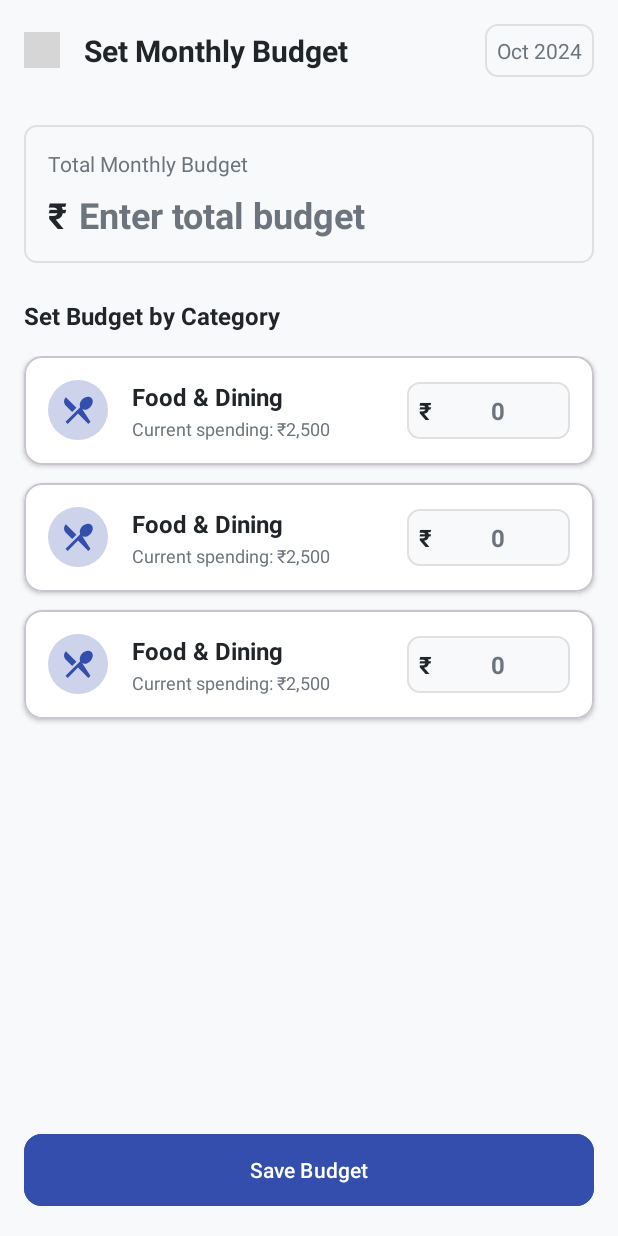
After one commit to Koshpal/Koshpal-Mobile-Android, an Android app: the layout fragment_set_monthly_budget.xml on its own in the app's theme, with its tools: preview values and no code run, on a phone screen of 412 x 824 dp. The commit adds this screen. Run offline under Robolectric (Android 15) with nearby library versions, the light colour scheme and no system bars; grey boxes are pictures that could not be loaded.

Commit message:
Monthly Budget Done

```diff
--- /dev/null
+++ b/app/src/main/res/drawable/bg_rounded_light.xml
@@ -0,0 +1,7 @@
+<?xml version="1.0" encoding="utf-8"?>
+<shape xmlns:android="http://schemas.android.com/apk/res/android"
+    android:shape="rectangle">
+    <solid android:color="@color/background_light" />
+    <corners android:radius="8dp" />
+    <stroke android:width="1dp" android:color="@color/divider" />
+</shape>
--- /dev/null
+++ b/app/src/main/res/layout/fragment_set_monthly_budget.xml
@@ -0,0 +1,149 @@
+<?xml version="1.0" encoding="utf-8"?>
+<androidx.constraintlayout.widget.ConstraintLayout xmlns:android="http://schemas.android.com/apk/res/android"
+    xmlns:app="http://schemas.android.com/apk/res-auto"
+    xmlns:tools="http://schemas.android.com/tools"
+    android:layout_width="match_parent"
+    android:layout_height="match_parent"
+    android:background="@color/background_light"
+    tools:context=".ui.categories.SetMonthlyBudgetFragment">
+
+    <!-- Header -->
+    <LinearLayout
+        android:id="@+id/layoutHeader"
+        android:layout_width="0dp"
+        android:layout_height="wrap_content"
+        android:orientation="horizontal"
+        android:padding="16dp"
+        android:gravity="center_vertical"
+        app:layout_constraintTop_toTopOf="parent"
+        app:layout_constraintStart_toStartOf="parent"
+        app:layout_constraintEnd_toEndOf="parent">
+
+        <ImageView
+            android:id="@+id/btnBack"
+            android:layout_width="24dp"
+            android:layout_height="24dp"
+            android:src="@drawable/ic_arrow_back"
+            android:background="?attr/selectableItemBackgroundBorderless"
+            android:padding="4dp"
+            android:layout_marginEnd="16dp" />
+
+        <TextView
+            android:layout_width="0dp"
+            android:layout_height="wrap_content"
+            android:layout_weight="1"
+            android:text="Set Monthly Budget"
+            android:textColor="@color/text_primary"
+            android:textSize="20sp"
+            android:textStyle="bold" />
+
+        <TextView
+            android:id="@+id/tvMonth"
+            android:layout_width="wrap_content"
+            android:layout_height="wrap_content"
+            android:text="Oct 2024"
+            android:textColor="@color/text_secondary"
+            android:textSize="14sp"
+            android:background="@drawable/bg_rounded_light"
+            android:padding="8dp" />
+
+    </LinearLayout>
+
+    <!-- Total Budget Section -->
+    <LinearLayout
+        android:id="@+id/layoutTotalBudget"
+        android:layout_width="0dp"
+        android:layout_height="wrap_content"
+        android:orientation="vertical"
+        android:background="@drawable/bg_rounded_light"
+        android:padding="16dp"
+        android:layout_marginHorizontal="16dp"
+        android:layout_marginTop="16dp"
+        app:layout_constraintTop_toBottomOf="@id/layoutHeader"
+        app:layout_constraintStart_toStartOf="parent"
+        app:layout_constraintEnd_toEndOf="parent">
+
+        <TextView
+            android:layout_width="wrap_content"
+            android:layout_height="wrap_content"
+            android:text="Total Monthly Budget"
+            android:textColor="@color/text_secondary"
+            android:textSize="14sp"
+            android:layout_marginBottom="8dp" />
+
+        <LinearLayout
+            android:layout_width="match_parent"
+            android:layout_height="wrap_content"
+            android:orientation="horizontal"
+            android:gravity="center_vertical">
+
+            <TextView
+                android:layout_width="wrap_content"
+                android:layout_height="wrap_content"
+                android:text="₹"
+                android:textColor="@color/text_primary"
+                android:textSize="24sp"
+                android:textStyle="bold" />
+
+            <EditText
+                android:id="@+id/etTotalBudget"
+                android:layout_width="0dp"
+                android:layout_height="wrap_content"
+                android:layout_weight="1"
+                android:background="@android:color/transparent"
+                android:hint="Enter total budget"
+                android:inputType="numberDecimal"
+                android:textColor="@color/text_primary"
+                android:textColorHint="@color/text_secondary"
+                android:textSize="24sp"
+                android:textStyle="bold"
+                android:layout_marginStart="8dp" />
+
+        </LinearLayout>
+
+    </LinearLayout>
+
+    <!-- Categories Section -->
+    <TextView
+        android:id="@+id/tvCategoriesTitle"
+        android:layout_width="wrap_content"
+        android:layout_height="wrap_content"
+        android:text="Set Budget by Category"
+        android:textColor="@color/text_primary"
+        android:textSize="16sp"
+        android:textStyle="bold"
+        android:layout_marginStart="16dp"
+        android:layout_marginTop="24dp"
+        app:layout_constraintTop_toBottomOf="@id/layoutTotalBudget"
+        app:layout_constraintStart_toStartOf="parent" />
+
+    <!-- Categories RecyclerView -->
+    <androidx.recyclerview.widget.RecyclerView
+        android:id="@+id/rvCategories"
+        android:layout_width="0dp"
+        android:layout_height="0dp"
+        android:layout_marginTop="16dp"
+        android:clipToPadding="false"
+        android:paddingBottom="100dp"
+        app:layout_constraintTop_toBottomOf="@id/tvCategoriesTitle"
+        app:layout_constraintBottom_toBottomOf="parent"
+        app:layout_constraintStart_toStartOf="parent"
+        app:layout_constraintEnd_toEndOf="parent"
+        tools:listitem="@layout/item_set_budget_category" />
+
+    <!-- Save Button -->
+    <com.google.android.material.button.MaterialButton
+        android:id="@+id/btnSave"
+        android:layout_width="0dp"
+        android:layout_height="56dp"
+        android:text="Save Budget"
+        android:textColor="@color/white"
+        android:backgroundTint="@color/primary"
+        app:cornerRadius="12dp"
+        android:layout_marginHorizontal="16dp"
+        android:layout_marginBottom="16dp"
+        app:layout_constraintBottom_toBottomOf="parent"
+        app:layout_constraintStart_toStartOf="parent"
+        app:layout_constraintEnd_toEndOf="parent" />
+
+</androidx.constraintlayout.widget.ConstraintLayout>
--- /dev/null
+++ b/app/src/main/res/layout/item_set_budget_category.xml
@@ -0,0 +1,93 @@
+<?xml version="1.0" encoding="utf-8"?>
+<com.google.android.material.card.MaterialCardView xmlns:android="http://schemas.android.com/apk/res/android"
+    xmlns:app="http://schemas.android.com/apk/res-auto"
+    xmlns:tools="http://schemas.android.com/tools"
+    android:layout_width="match_parent"
+    android:layout_height="wrap_content"
+    android:layout_marginHorizontal="16dp"
+    android:layout_marginBottom="12dp"
+    app:cardCornerRadius="12dp"
+    app:cardElevation="2dp"
+    app:cardBackgroundColor="@color/card_background">
+
+    <LinearLayout
+        android:layout_width="match_parent"
+        android:layout_height="wrap_content"
+        android:orientation="horizontal"
+        android:padding="16dp"
+        android:gravity="center_vertical">
+
+        <!-- Category Icon -->
+        <ImageView
+            android:id="@+id/ivCategoryIcon"
+            android:layout_width="40dp"
+            android:layout_height="40dp"
+            android:padding="8dp"
+            android:background="@drawable/bg_circle_primary_light"
+            android:src="@drawable/ic_menu_eat"
+            app:tint="@color/primary" />
+
+        <!-- Category Info -->
+        <LinearLayout
+            android:layout_width="0dp"
+            android:layout_height="wrap_content"
+            android:layout_weight="1"
+            android:layout_marginStart="16dp"
+            android:orientation="vertical">
+
+            <TextView
+                android:id="@+id/tvCategoryName"
+                android:layout_width="wrap_content"
+                android:layout_height="wrap_content"
+                android:text="Food &amp; Dining"
+                android:textSize="16sp"
+                android:textStyle="bold"
+                android:textColor="@color/text_primary" />
+
+            <TextView
+                android:id="@+id/tvCurrentSpending"
+                android:layout_width="wrap_content"
+                android:layout_height="wrap_content"
+                android:text="Current spending: ₹2,500"
+                android:textSize="12sp"
+                android:textColor="@color/text_secondary"
+                android:layout_marginTop="2dp" />
+
+        </LinearLayout>
+
+        <!-- Budget Input -->
+        <LinearLayout
+            android:layout_width="wrap_content"
+            android:layout_height="wrap_content"
+            android:orientation="horizontal"
+            android:gravity="center_vertical"
+            android:background="@drawable/bg_rounded_light"
+            android:padding="8dp">
+
+            <TextView
+                android:layout_width="wrap_content"
+                android:layout_height="wrap_content"
+                android:text="₹"
+                android:textColor="@color/text_primary"
+                android:textSize="16sp"
+                android:textStyle="bold" />
+
+            <EditText
+                android:id="@+id/etBudgetAmount"
+                android:layout_width="80dp"
+                android:layout_height="wrap_content"
+                android:background="@android:color/transparent"
+                android:hint="0"
+                android:inputType="numberDecimal"
+                android:textColor="@color/text_primary"
+                android:textColorHint="@color/text_secondary"
+                android:textSize="16sp"
+                android:textStyle="bold"
+                android:gravity="center"
+                android:layout_marginStart="4dp" />
+
+        </LinearLayout>
+
+    </LinearLayout>
+
+</com.google.android.material.card.MaterialCardView>
```
Also changed, not shown: app/src/main/java/com/koshpal_android/koshpalapp/repository/TransactionRepository.kt (+39 -0 lines), app/src/main/java/com/koshpal_android/koshpalapp/ui/categories/CategoriesFragment.kt (+7 -0 lines), app/src/main/java/com/koshpal_android/koshpalapp/ui/categories/SetMonthlyBudgetFragment.kt (added, +239 -0 lines), app/src/main/java/com/koshpal_android/koshpalapp/ui/categories/adapter/SetBudgetCategoryAdapter.kt (added, +111 -0 lines), app/src/main/java/com/koshpal_android/koshpalapp/ui/home/HomeActivity.kt (+28 -0 lines).
